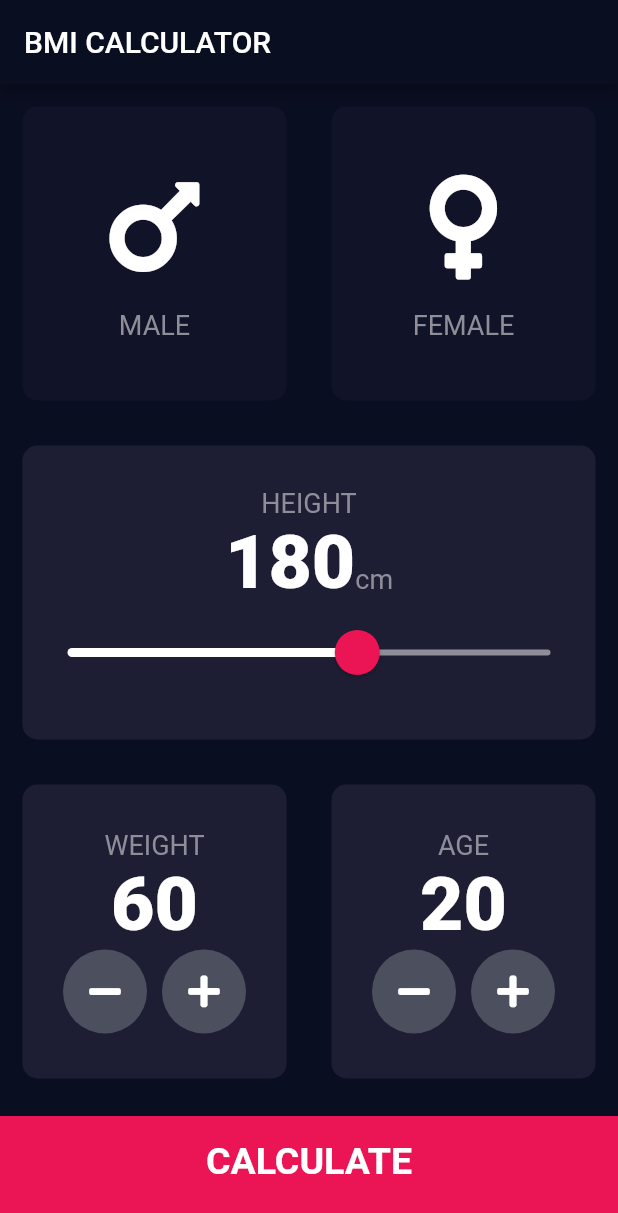
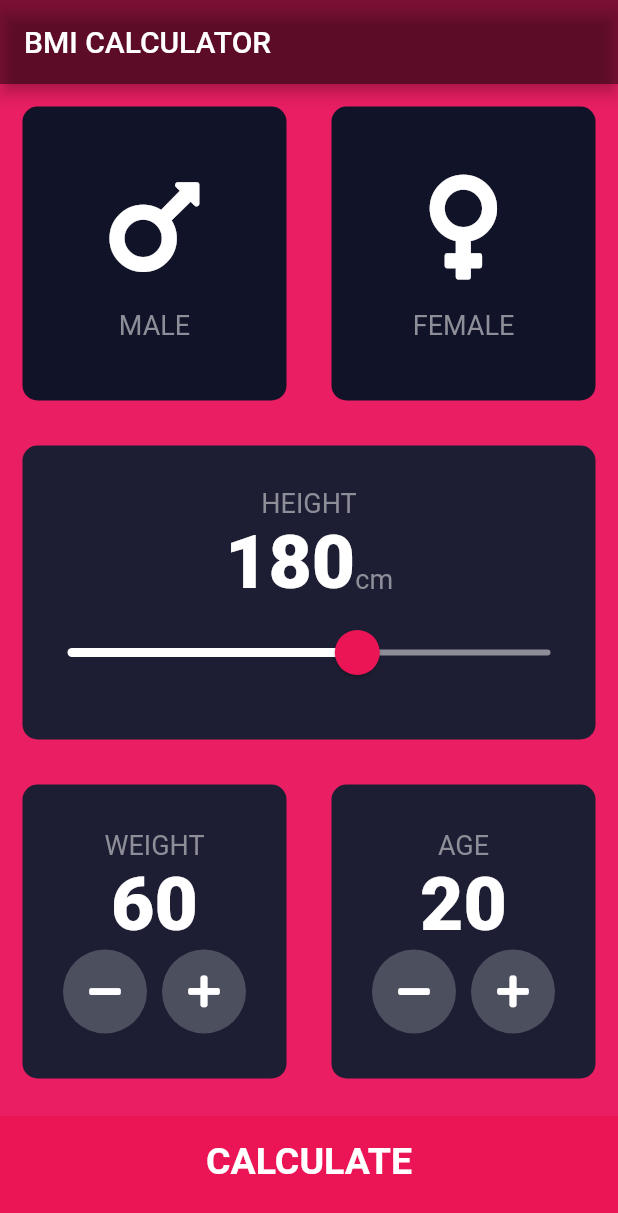
Before and after one commit to ShajaGraphics/BMI-Modified-Calculator-051, a Flutter app: the screen it shows after launch, on a phone screen of 412 x 824 dp. Shown: the top 1213 px of the screen. Run offline on Flutter 3.47's test engine with Material 2 defaults, Android fonts, the phone set to English and light mode, and no system bars; our stand-ins replace font_awesome_flutter.

Commit message:
Primary color changed

```diff
--- a/lib/main.dart
+++ b/lib/main.dart
@@ -8,8 +8,8 @@ class BMICalculator extends StatelessWidget {
   Widget build(BuildContext context) {
     return MaterialApp(
       theme: ThemeData.dark().copyWith(
-        primaryColor: Color(0xFF0A0E21),
-        scaffoldBackgroundColor: Color(0xFF0A0E21),
+        primaryColor: Colors.black45,
+        scaffoldBackgroundColor: Colors.pink,
       ),
       home: InputPage(),
     );
```
